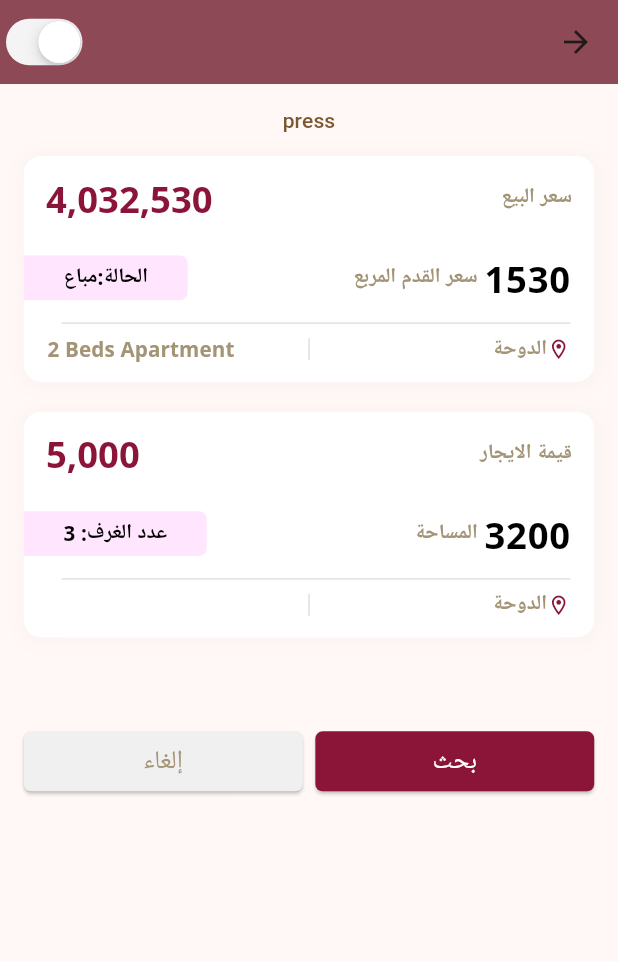
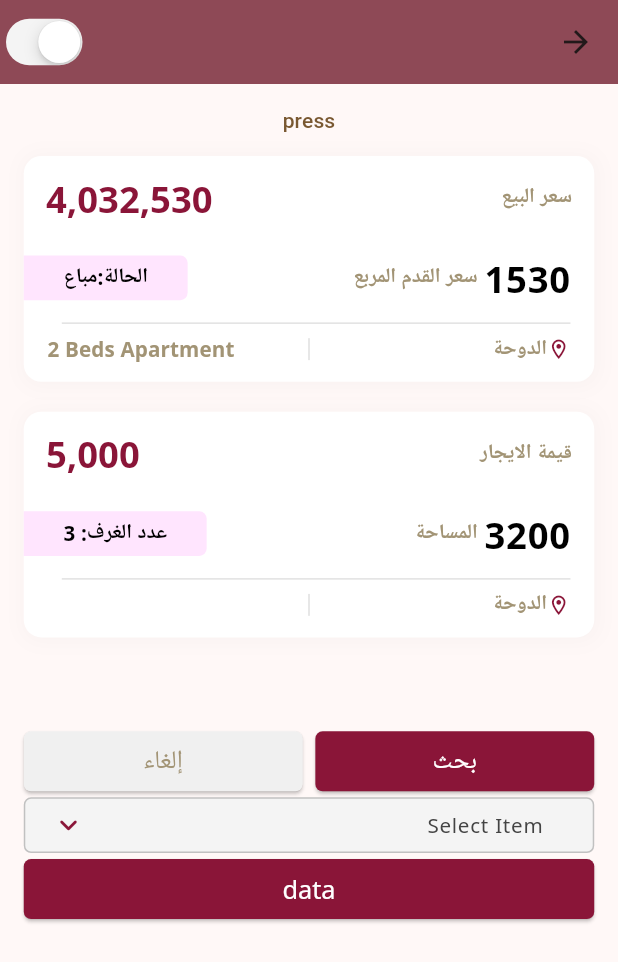
Before and after one commit to BeSaRa/qrep-mobility, a Flutter app: the HomeView screen opened directly, on a phone screen of 412 x 824 dp. Shown: the top 962 px of the screen. Run offline on Flutter 3.47's test engine with Material 2 defaults, Android fonts, the phone set to English and light mode, and no system bars; drawn by our look-alikes of dropdown_button2; our stand-ins replace animated_theme_switcher, bloc, connectivity_plus, dio, easy_localization, flutter_screenutil and 7 more; missing offline and left inert: flutter_floating_bottom_bar; accounts and stored records are empty; generated files the repository leaves out were written again.

Commit message:
create multi select dropdown and theme elevatedbutton

```diff
--- a/lib/presentations/features/home/home_view.dart
+++ b/lib/presentations/features/home/home_view.dart
@@ -14,6 +14,7 @@ import '../../resources/values_manager.dart';
 import '../../widgets/bottom_sheet_filter_widget.dart';
 import '../../widgets/custom_elevated_button.dart';
 import '../../widgets/main_data_container.dart';
+import '../../widgets/mutli_dropdown_widget.dart';
 import '../../widgets/single_dropdown_widget.dart';
 
 class HomeView extends StatefulWidget {
@@ -107,6 +108,17 @@ class _HomeViewState extends State<HomeView> {
                 ),
               ],
             ),
+            const MultiDropDownValue(),
+            Row(
+              children: [
+                Expanded(
+                  child: ElevatedButton(
+                    onPressed: () {},
+                    child: const Text('data'),
+                  ),
+                ),
+              ],
+            )
           ],
         ),
       ),
--- a/lib/presentations/resources/theme_manager.dart
+++ b/lib/presentations/resources/theme_manager.dart
@@ -22,6 +22,26 @@ ThemeData lightTheme() {
             borderRadius: BorderRadiusDirectional.only(
                 topStart: Radius.circular(AppSizeR.s30),
                 topEnd: Radius.circular(AppSizeR.s30)))),
+    elevatedButtonTheme: ElevatedButtonThemeData(
+        style: ButtonStyle(
+      foregroundColor: MaterialStateProperty.all(ColorManager.white),
+      textStyle: MaterialStatePropertyAll(
+        TextStyle(
+          fontFamily: FontConstants.fontFamily,
+          color: ColorManager.white,
+          fontSize: AppSizeSp.s16,
+          fontWeight: FontWeight.w400,
+        ),
+      ),
+      backgroundColor: MaterialStateProperty.all(ColorManager.primary),
+      shape: MaterialStateProperty.all(
+        RoundedRectangleBorder(
+          borderRadius: BorderRadius.all(
+            Radius.circular(AppSizeR.s5),
+          ),
+        ),
+      ),
+    )),
     textTheme: TextTheme(
       titleLarge: TextStyle(
           fontFamily: FontConstants.fontFamily,
--- a/lib/presentations/widgets/bottom_sheet_filter_widget.dart
+++ b/lib/presentations/widgets/bottom_sheet_filter_widget.dart
@@ -1,4 +1,5 @@
 import 'package:ebla/presentations/resources/color_manager.dart';
+import 'package:ebla/presentations/widgets/mutli_dropdown_widget.dart';
 import 'package:flutter/material.dart';
 import 'package:flutter/widgets.dart';
 
@@ -39,7 +40,7 @@ class BosttomSheetFilterWidget extends StatelessWidget {
                       'المنطقة',
                       style: Theme.of(context).textTheme.labelMedium,
                     ),
-                    const SingleDropDownValue(),
+                    const MultiDropDownValue(),
                   ],
                 ),
               ),
@@ -68,7 +69,7 @@ class BosttomSheetFilterWidget extends StatelessWidget {
                       'استخدام العقار',
                       style: Theme.of(context).textTheme.labelMedium,
                     ),
-                    const SingleDropDownValue(),
+                    const MultiDropDownValue(),
                   ],
                 ),
               ),
--- /dev/null
+++ b/lib/presentations/widgets/mutli_dropdown_widget.dart
@@ -0,0 +1,139 @@
+import 'package:dropdown_button2/dropdown_button2.dart';
+import 'package:flutter/material.dart';
+
+import '../resources/color_manager.dart';
+import '../resources/values_manager.dart';
+
+class MultiDropDownValue extends StatefulWidget {
+  const MultiDropDownValue({super.key});
+
+  @override
+  State<MultiDropDownValue> createState() => _MultiDropDownValue();
+}
+
+class _MultiDropDownValue extends State<MultiDropDownValue> {
+  List<String> selectedItems = [];
+  final List<String> items = [
+    'Item1',
+    'Item2',
+    'Item3',
+    'Item4',
+    'Item5',
+    'Item6',
+    'Item7',
+    'Item8',
+    'Item9',
+    'Item00',
+    'Item89',
+    'Item678',
+    'Item123',
+    'Item32',
+    '43',
+    'dfasdqwe',
+    'qwe',
+    'Itemasd8',
+    'zxc',
+    'Itemxcvsd00',
+    'asdq',
+    'zxcqawe',
+  ];
+  String? selectedValue;
+  @override
+  Widget build(BuildContext context) {
+    return Container(
+      // height: AppSizeH.s36,
+      decoration: BoxDecoration(
+          color: ColorManager.whiteSmoke,
+          borderRadius: BorderRadius.circular(AppSizeR.s5),
+          border: Border.all(width: 1, color: ColorManager.silver)),
+      child: DropdownButtonHideUnderline(
+        child: DropdownButton2<String>(
+          isExpanded: true,
+          isDense: true,
+          hint: Text(
+            'Select Item',
+            style: Theme.of(context).textTheme.labelSmall,
+          ),
+          items: items.map((String item) {
+            return DropdownMenuItem(
+              value: item,
+              //disable default onTap to avoid closing menu when selecting an item
+              enabled: false,
+              child: StatefulBuilder(
+                builder: (context, menuSetState) {
+                  final isSelected = selectedItems.contains(item);
+                  return InkWell(
+                    onTap: () {
+                      isSelected
+                          ? selectedItems.remove(item)
+                          : selectedItems.add(item);
+                      //This rebuilds the StatefulWidget to update the button's text
+                      setState(() {});
+                      //This rebuilds the dropdownMenu Widget to update the check mark
+                      menuSetState(() {});
+                    },
+                    child: Container(
+                      height: double.infinity,
+                      padding: const EdgeInsets.symmetric(horizontal: 16.0),
+                      child: Row(
+                        children: [
+                          if (isSelected)
+                            const Icon(Icons.check_box_outlined)
+                          else
+                            const Icon(Icons.check_box_outline_blank),
+                          const SizedBox(width: 16),
+                          Expanded(
+                            child: Text(
+                              item,
+                              style: Theme.of(context).textTheme.labelSmall,
+                            ),
+                          ),
+                        ],
+                      ),
+                    ),
+                  );
+                },
+              ),
+            );
+          }).toList(),
+          value: selectedValue,
+          onChanged: (String? value) {
+            setState(() {
+              selectedValue = value;
+            });
+          },
+          dropdownStyleData: DropdownStyleData(
+            maxHeight: AppSizeH.s200,
+            decoration: BoxDecoration(
+              borderRadius: BorderRadius.circular(AppSizeR.s5),
+              color: ColorManager.whiteSmoke,
+            ),
+            // offset: const Offset(-20, 0),
+            scrollbarTheme: ScrollbarThemeData(
+              radius: Radius.circular(AppSizeR.s5),
+              thickness: MaterialStateProperty.all(6),
+              thumbVisibility: MaterialStateProperty.all(true),
+            ),
+          ),
+          iconStyleData: IconStyleData(
+              openMenuIcon: Icon(
+                Icons.keyboard_arrow_up_rounded,
+                color: ColorManager.primary,
+              ),
+              icon: Icon(
+                Icons.keyboard_arrow_down_rounded,
+                color: ColorManager.primary,
+              )),
+          buttonStyleData: ButtonStyleData(
+            padding: EdgeInsets.symmetric(horizontal: AppSizeW.s16),
+            height: AppSizeH.s36,
+            // width: 140,
+          ),
+          menuItemStyleData: MenuItemStyleData(
+            height: AppSizeH.s40,
+          ),
+        ),
+      ),
+    );
+  }
+}
```
